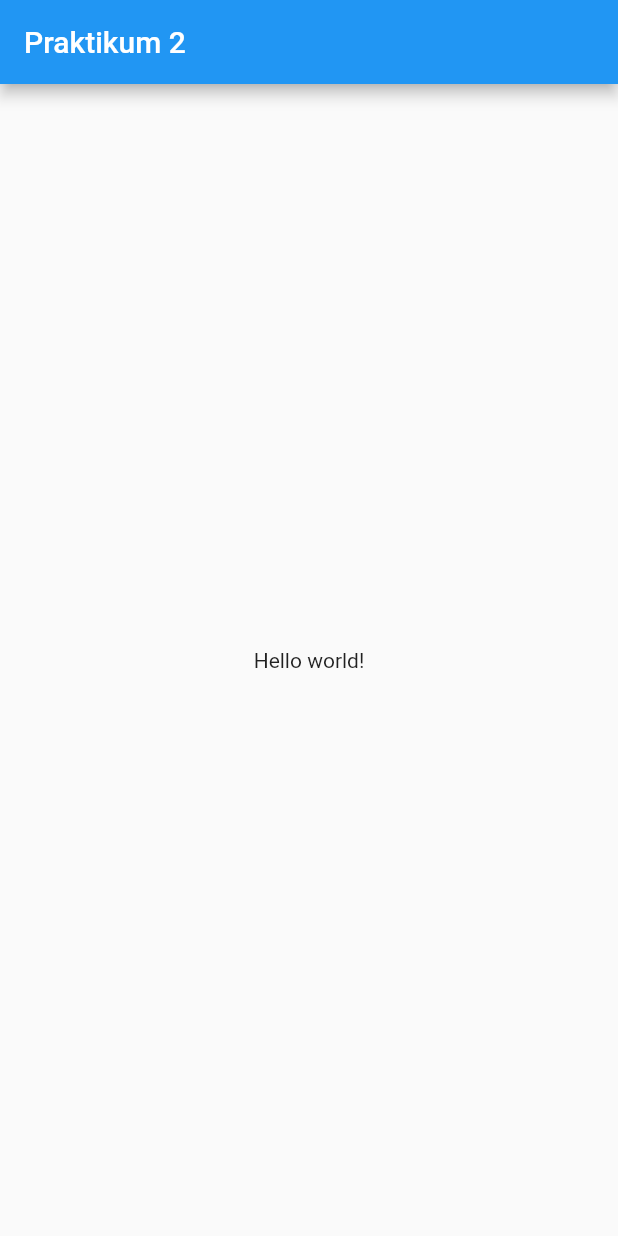
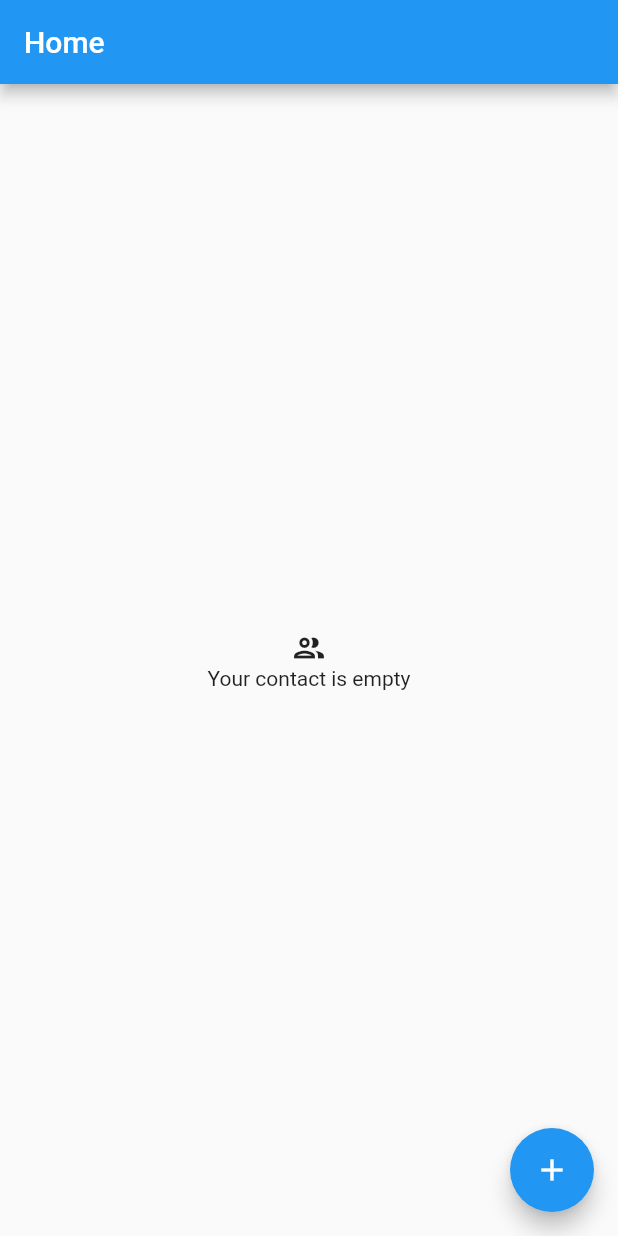
Before and after one commit to PuspitaKartika/praktikum_flutter, a Flutter app: the screen it shows after launch, on a phone screen of 412 x 824 dp. Run offline on Flutter 3.47's test engine with Material 2 defaults, Android fonts, the phone set to English and light mode, and no system bars; our stand-ins replace bloc, equatable, flutter_bloc.

Commit message:
praktikum 3

```diff
--- /dev/null
+++ b/lib/bloc/contact_state.dart
@@ -0,0 +1,20 @@
+part of 'contact_cubit.dart';
+
+abstract class ContactState extends Equatable{
+  const ContactState();
+
+  @override
+  List<User> get props => [];
+}
+
+class ContactInitial extends ContactState {}
+class ContactLoading extends ContactState {}
+class ContactLoaded extends ContactState{
+  final List<User> user;
+  const ContactLoaded({required this.user});
+
+  @override
+  List<User> get props => user;
+ }
+
+ class ContactFailed extends ContactState{}
--- a/lib/main.dart
+++ b/lib/main.dart
@@ -1,4 +1,7 @@
 import 'package:flutter/material.dart';
+import 'package:flutter_bloc/flutter_bloc.dart';
+import 'package:praktikum_flutter/bloc/contact_cubit.dart';
+import 'package:praktikum_flutter/views/home.dart';
 
 void main() {
   runApp(const MyApp());
@@ -9,19 +12,12 @@ class MyApp extends StatelessWidget {
 
   @override
   Widget build(BuildContext context) {
-    return  MaterialApp(
-        debugShowCheckedModeBanner: false,
-        title: "praktikum2",
-        home: Scaffold(
-          appBar: AppBar(
-            title: Text("Praktikum 2"),
-          ),
-          body: Container(
-            child: Center(
-                child: Text("Hello world!")),
-          ),
-        )
-
-    );
+    return  MultiBlocProvider(providers: [
+      BlocProvider(create: (context) => ContactCubit(),
+      )
+    ], child: MaterialApp(
+      debugShowCheckedModeBanner: false,
+      home: HomeScreen(),
+    ));
   }
 }
--- /dev/null
+++ b/lib/model/user.dart
@@ -0,0 +1,9 @@
+class User {
+  String name;
+  int number;
+
+  User({
+    required this.name,
+    required this.number
+});
+}
--- /dev/null
+++ b/lib/views/home.dart
@@ -0,0 +1,74 @@
+import 'package:flutter/material.dart';
+import 'package:flutter_bloc/flutter_bloc.dart';
+import 'package:praktikum_flutter/bloc/contact_cubit.dart';
+import 'package:praktikum_flutter/views/view.dart';
+
+class HomeScreen extends StatefulWidget {
+  const HomeScreen({Key? key}) : super(key: key);
+
+  @override
+  State<HomeScreen> createState() => _HomeScreenState();
+}
+
+class _HomeScreenState extends State<HomeScreen> {
+  @override
+  Widget build(BuildContext context) {
+    return Scaffold(
+      appBar: AppBar(
+        title: Text("Home")
+      ),
+      body: BlocBuilder<ContactCubit, ContactState>(
+        builder: (context, state){
+          if (state is ContactLoaded){
+            return ListView.builder(
+              scrollDirection: Axis.vertical,
+              itemCount: state.user.length,
+                itemBuilder: (context, index){
+                return Container(
+                  padding: EdgeInsets.all(10),
+                  margin: EdgeInsets.only(bottom: 10),
+                  decoration: BoxDecoration(
+                    borderRadius: BorderRadius.circular(5),
+                    color: Colors.greenAccent
+                  ),
+                  child: ListTile(
+                    leading: Icon(Icons.account_circle_rounded),
+                    title: Text(state.user[index].name),
+                    subtitle: Text(state.user[index].number.toString()),
+                    trailing: IconButton(
+                      onPressed: (){
+                        context.read<ContactCubit>().removeUser(index: index);
+                      },
+                        icon: Icon(Icons.delete)),
+                  ),
+                );
+
+            });
+          }
+          else if
+            (state is ContactLoading){
+              return Center (
+                child: CircularProgressIndicator(),
+              );
+
+          }
+          return Center(
+            child: Column(
+              mainAxisAlignment: MainAxisAlignment.center,
+              children: const [
+                Icon(Icons.group_outlined),
+                Text('Your contact is empty'),
+              ],
+            ),
+          );
+        },
+      ),
+      floatingActionButton: FloatingActionButton(
+        onPressed: (){
+          Navigator.push(context, MaterialPageRoute(builder: (context) => AddContactScreen()));
+        },
+        child: Icon(Icons.add),
+      ),
+    );
+  }
+}
--- a/pubspec.yaml
+++ b/pubspec.yaml
@@ -35,6 +35,8 @@ dependencies:
   # The following adds the Cupertino Icons font to your application.
   # Use with the CupertinoIcons class for iOS style icons.
   cupertino_icons: ^1.0.2
+  flutter_bloc: ^8.1.2
+  equatable: ^2.0.5
 
 dev_dependencies:
   flutter_test:
```
Also changed, not shown: lib/bloc/contact_cubit.dart (added, +30 -0 lines), lib/views/view.dart (added, +101 -0 lines), pubspec.lock.
